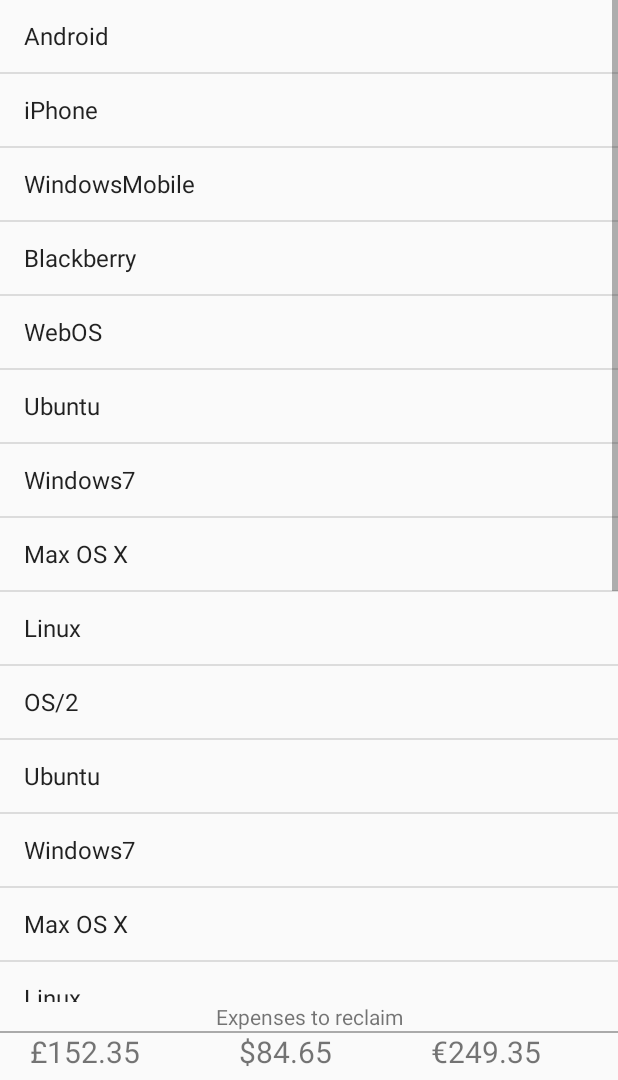
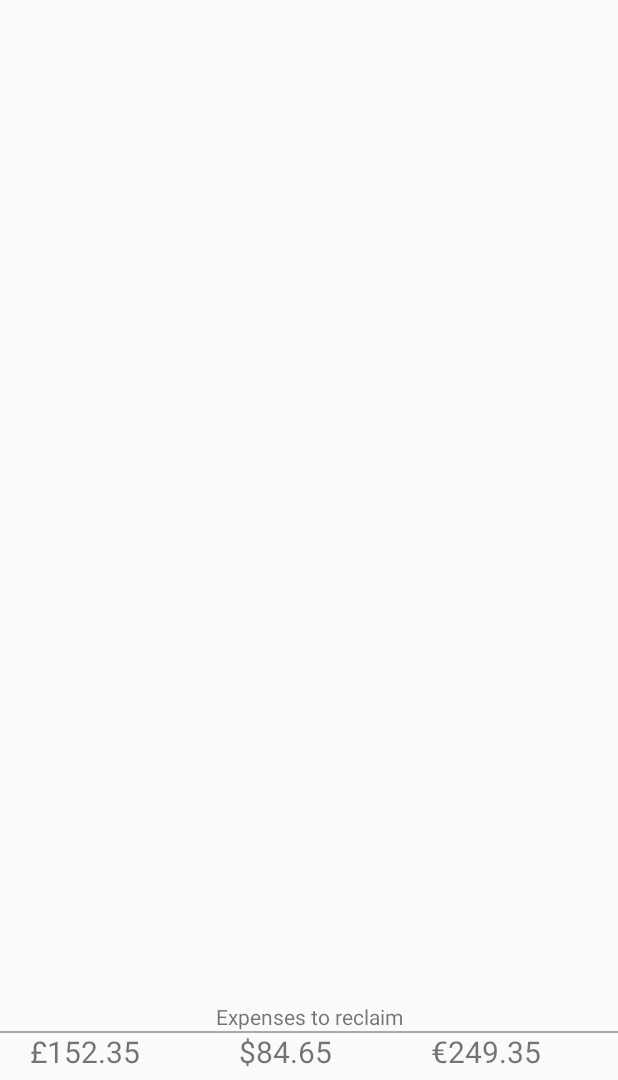
Before and after one commit to stanislavHamara/AndroidCoursework, an Android app: the screen it shows after launch (MainActivity), tab 3 chosen, on a phone screen of 412 x 824 dp, the part 156-1236 px from its top. Run offline under Robolectric (Android 15) with nearby library versions, the phone set to English and light mode, and no system bars.

```diff
--- a/ExpensesManager/app/src/main/java/com/stanislav/hamara/expensesmanager/StableArrayAdapter.java
+++ /dev/null
@@ -1,35 +0,0 @@
-package com.stanislav.hamara.expensesmanager;
-
-import android.content.Context;
-import android.widget.ArrayAdapter;
-
-import java.util.HashMap;
-import java.util.List;
-
-/**
- * Created by stan on 07/04/15.
- */
-public class StableArrayAdapter extends ArrayAdapter<String> {
-
-    HashMap<String, Integer> mIdMap = new HashMap<String, Integer>();
-
-    public StableArrayAdapter(Context context, int textViewResourceId,
-                              List<String> objects) {
-        super(context, textViewResourceId, objects);
-        for (int i = 0; i < objects.size(); ++i) {
-            mIdMap.put(objects.get(i), i);
-        }
-    }
-
-    @Override
-    public long getItemId(int position) {
-        String item = getItem(position);
-        return mIdMap.get(item);
-    }
-
-    @Override
-    public boolean hasStableIds() {
-        return true;
-    }
-
-}
--- a/ExpensesManager/app/src/main/java/com/stanislav/hamara/expensesmanager/SummaryFragment.java
+++ b/ExpensesManager/app/src/main/java/com/stanislav/hamara/expensesmanager/SummaryFragment.java
@@ -4,7 +4,7 @@ import android.app.Activity;
 import android.view.View;
 import android.widget.ListView;
 
-import java.util.ArrayList;
+
 
 /**
  * Created by stan on 07/04/15.
@@ -23,18 +23,6 @@ public class SummaryFragment {
     private void initSummary(){
         final ListView listView = (ListView) view.findViewById(R.id.purchases_list);
 
-        String[] values = new String[] { "Android", "iPhone", "WindowsMobile",
-                "Blackberry", "WebOS", "Ubuntu", "Windows7", "Max OS X",
-                "Linux", "OS/2", "Ubuntu", "Windows7", "Max OS X", "Linux",
-                "OS/2", "Ubuntu", "Windows7", "Max OS X", "Linux", "OS/2",
-                "Android", "iPhone", "WindowsMobile" };
 
-        final ArrayList<String> list = new ArrayList<>();
-        for (int i = 0; i < values.length; ++i) {
-            list.add(values[i]);
-        }
-        final StableArrayAdapter adapter = new StableArrayAdapter(activity,
-                android.R.layout.simple_list_item_1, list);
-        listView.setAdapter(adapter);
     }
 }
```
Also changed, not shown: ExpensesManager/app/src/main/java/com/stanislav/hamara/expensesmanager/Expense.java (added, +66 -0 lines), ExpensesManager/app/src/main/java/com/stanislav/hamara/expensesmanager/ExpensesFragment.java (+13 -30 lines).
